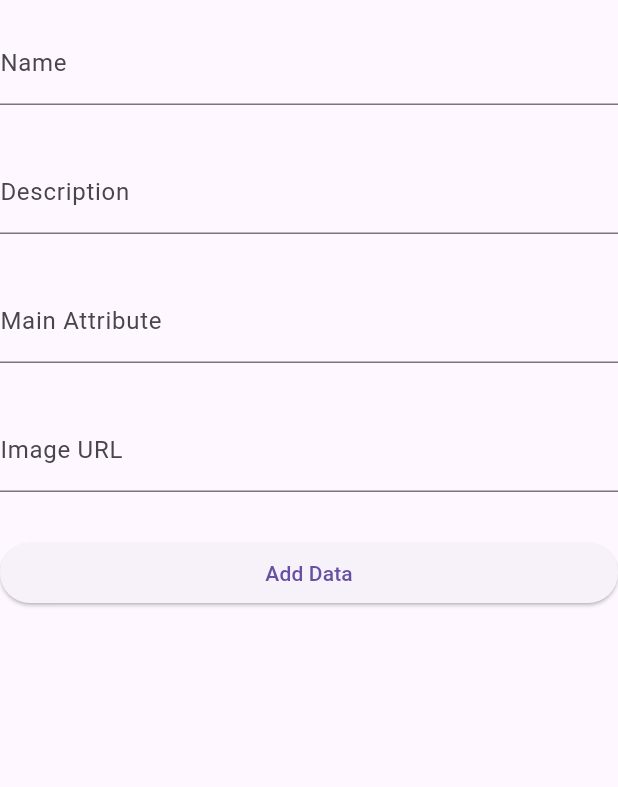
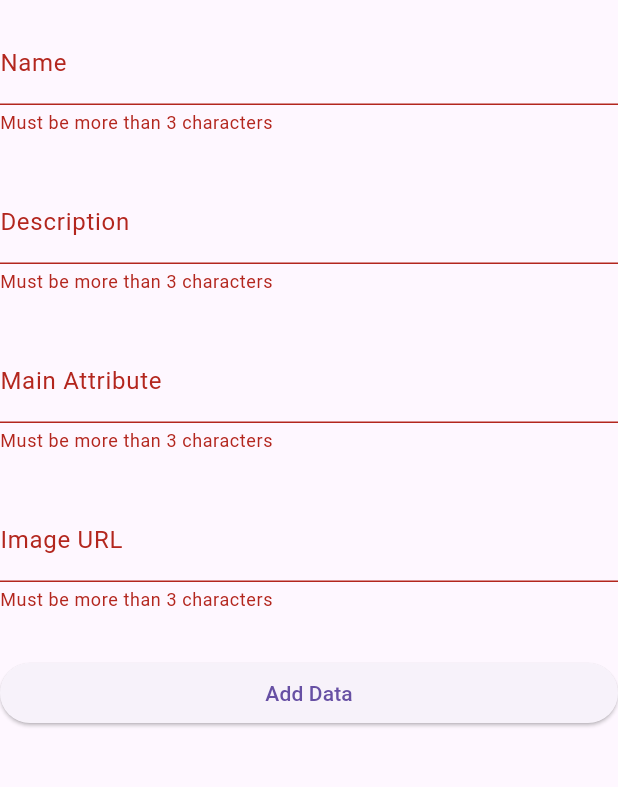
Before and after one commit to khanhthanhh9/flutter-bucketlist, a Flutter app: the AddBucketListScreen screen opened directly with empty values, after a tap on "Add Data", on a phone screen of 412 x 824 dp, the part 63-850 px from its top. Run offline on Flutter 3.47's test engine with Material 3 defaults, Android fonts, the light colour scheme and no system bars; our stand-ins replace dio; network calls fail.

Commit message:
vid10 done

```diff
--- a/lib/add_bucket_list.dart
+++ b/lib/add_bucket_list.dart
@@ -35,37 +35,71 @@ class _AddBucketListScreenState extends State<AddBucketListScreen> {
 
   @override
   Widget build(BuildContext context) {
+    var addForm = GlobalKey<FormState>();
     return Scaffold(
       appBar: AppBar(
         title: Text("Add Bucket List"),
       ),
-      body: Column(
+      body: Form(
+        autovalidateMode: AutovalidateMode.onUserInteraction,
+        key: addForm,
+        child: Column(
           children: [
-          TextField(
+            TextFormField(
               controller: nameText,
               decoration: InputDecoration(label: Text("Name")),
+              validator: (value) {
+                if (value.toString().length < 3) {
+                  return "Must be more than 3 characters";
+                }
+                if (value == null || value.isEmpty) {
+                  return "value must not be empty";
+                }
+              },
             ),
             SizedBox(
               height: 30,
             ),
-          TextField(
+            TextFormField(
                 controller: descriptionText,
                 decoration: InputDecoration(label: Text("Description")),
+                validator: (value) {
+                  if (value.toString().length < 3) {
+                    return "Must be more than 3 characters";
+                  }
+                  if (value == null || value.isEmpty) {
+                    return "value must not be empty";
+                  }
+                }),
+            SizedBox(
+              height: 30,
+            ),
+            TextFormField(
+              controller: attributeText,
+              decoration: InputDecoration(label: Text("Main Attribute")),
+              validator: (value) {
+                if (value.toString().length < 3) {
+                  return "Must be more than 3 characters";
+                }
+                if (value == null || value.isEmpty) {
+                  return "value must not be empty";
+                }
+              },
             ),
             SizedBox(
               height: 30,
             ),
-          TextField(
-            controller: attributeText,
-            decoration: InputDecoration(label: Text("Main Attribute")),
-          ),
-          SizedBox(
-            height: 30,
-          ),
-          TextField(
+            TextFormField(
                 controller: imageURLText,
                 decoration: InputDecoration(label: Text("Image URL")),
-          ),
+                validator: (value) {
+                  if (value.toString().length < 3) {
+                    return "Must be more than 3 characters";
+                  }
+                  if (value == null || value.isEmpty) {
+                    return "value must not be empty";
+                  }
+                }),
             SizedBox(
               height: 30,
             ),
@@ -73,11 +107,20 @@ class _AddBucketListScreenState extends State<AddBucketListScreen> {
               children: [
                 Expanded(
                     child: ElevatedButton(
-                      onPressed: addData, child: Text("Add Data"))),
+                        onPressed: () {
+                          if (addForm.currentState!.validate()) {
+                            addData();
+                            // Successful
+                          } else {
+                            print("Error");
+                          }
+                        },
+                        child: Text("Add Data"))),
               ],
             ),
           ],
         ),
+      ),
     );
   }
 }
```
Lines whose indentation alone changed are shown as unchanged.
